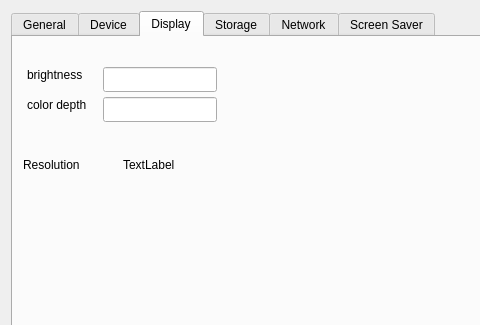
Before: the Qt Designer form examples/sysinfo/dialog.ui in qtproject/qt-mobility, drawn with Qt 5; both pictures show x 0 to 480 and y 0 to 325 of the 602 by 516 pixel window.
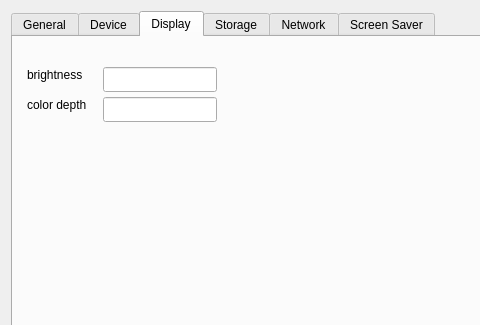
After: the same form once the commit is applied. The open tabs and pages were chosen to show the change.

Commit message: remove unneeded versioninfo

What changed in the file:
```diff
--- a/examples/sysinfo/dialog.ui
+++ b/examples/sysinfo/dialog.ui
@@ -526,32 +526,6 @@
         </rect>
        </property>
       </widget>
-      <widget class="QLabel" name="label_29">
-       <property name="geometry">
-        <rect>
-         <x>10</x>
-         <y>120</y>
-         <width>71</width>
-         <height>16</height>
-        </rect>
-       </property>
-       <property name="text">
-        <string>Resolution</string>
-       </property>
-      </widget>
-      <widget class="QLabel" name="resolutionLabel">
-       <property name="geometry">
-        <rect>
-         <x>110</x>
-         <y>120</y>
-         <width>181</width>
-         <height>16</height>
-        </rect>
-       </property>
-       <property name="text">
-        <string>TextLabel</string>
-       </property>
-      </widget>
      </widget>
      <widget class="QWidget" name="sysmemorytab">
       <attribute name="title">
```
Left out of the diff: 35 changed lines with no effect on the pictures.
